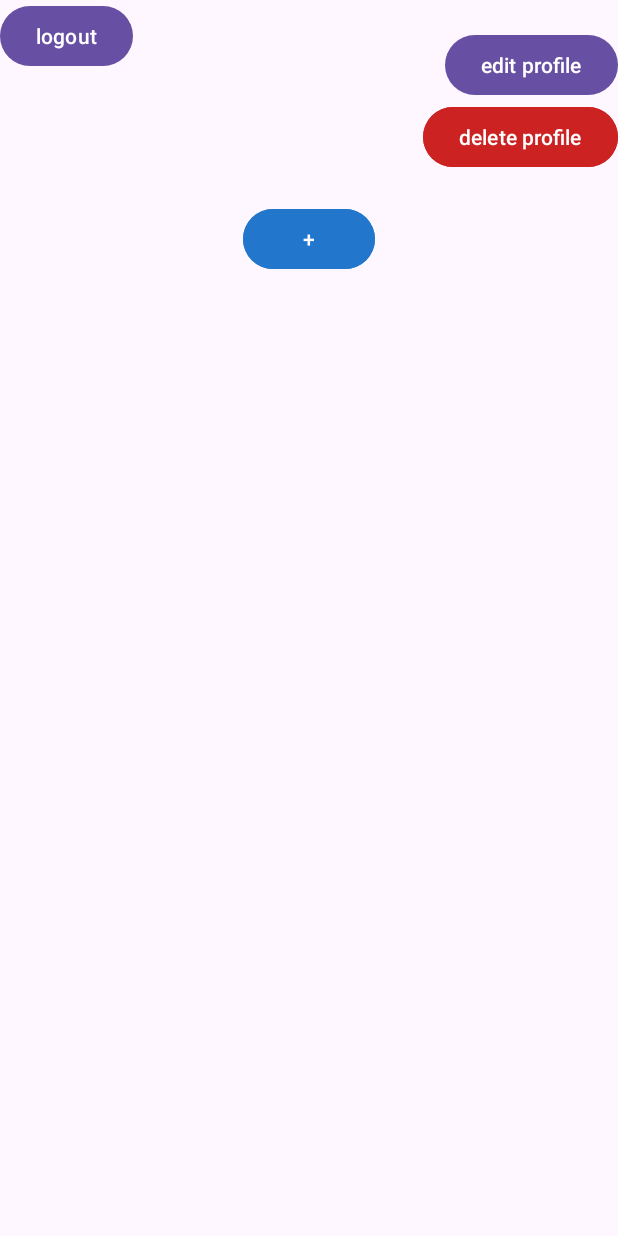
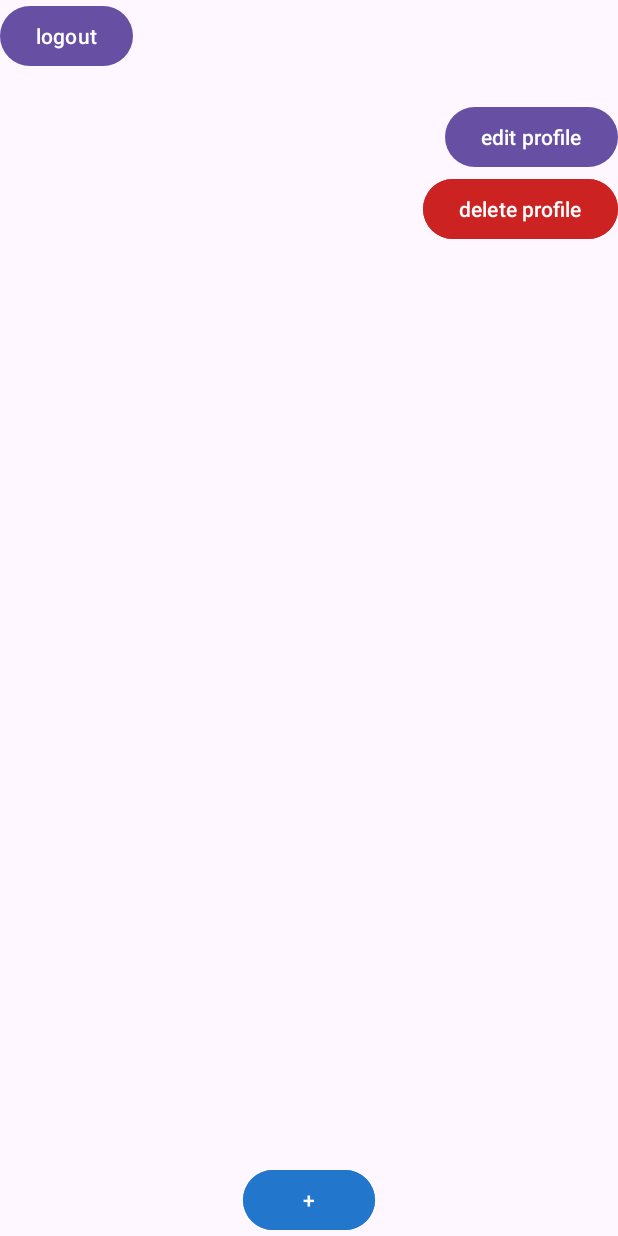
Before and after one commit to ahmet8zer/Music-Sharing-App, an Android app: the ProfileActivity screen opened directly, with no data from a screen before it, on a phone screen of 412 x 824 dp. Run offline under Robolectric (Android 15) with nearby library versions, the phone set to English and light mode, and no system bars; our stand-ins replace Firebase (no records; nobody signed in at launch, a user with empty details on screens opened directly), Picasso; pictures from the network do not load.

Commit message:
add post button stays visible, location from database shows on post.

```diff
--- a/MusicSharing/app/src/main/java/com/example/musicsharing/MyAdapter.java
+++ b/MusicSharing/app/src/main/java/com/example/musicsharing/MyAdapter.java
@@ -37,6 +37,7 @@ public class MyAdapter extends RecyclerView.Adapter<MyViewHolder> {
         holder.nameview.setText(posts.get(position).getSongname());
         holder.artistalbumview.setText(posts.get(position).getAlbum_artist());
         holder.captionview.setText(posts.get(position).getCaption());
+        holder.locationview.setText(posts.get(position).getLocation());
 
     }
 
--- a/MusicSharing/app/src/main/java/com/example/musicsharing/MyViewHolder.java
+++ b/MusicSharing/app/src/main/java/com/example/musicsharing/MyViewHolder.java
@@ -26,7 +26,7 @@ import com.google.firebase.firestore.QuerySnapshot;
 public class MyViewHolder extends RecyclerView.ViewHolder {
 
     ImageView imageview;
-    TextView nameview, artistalbumview, captionview;
+    TextView nameview, artistalbumview, captionview, locationview;
 
     private FirebaseFirestore db;
 
@@ -42,6 +42,7 @@ public class MyViewHolder extends RecyclerView.ViewHolder {
         this.context = itemView.getContext();
         imageview = itemView.findViewById(R.id.imageview);
         nameview = itemView.findViewById(R.id.songname);
+        locationview = itemView.findViewById(R.id.city_location);
         artistalbumview = itemView.findViewById(R.id.album_artist);
         captionview = itemView.findViewById(R.id.caption);
         threedots = itemView.findViewById(R.id.three_dots_button);
--- a/MusicSharing/app/src/main/java/com/example/musicsharing/ProfileActivity.java
+++ b/MusicSharing/app/src/main/java/com/example/musicsharing/ProfileActivity.java
@@ -75,8 +75,9 @@ public class ProfileActivity extends AppCompatActivity implements MyViewHolder.O
                             String caption = document.getString("caption");
                             String artist = document.getString("artist");
                             String cover = document.getString("cover");
+                            String cityname = document.getString("city");
 
-                            posts.add(new Post(title, artist, caption, cover));
+                            posts.add(new Post(title, artist, caption, cover,cityname));
                         }
 
                         rv.setAdapter(new MyAdapter(getApplicationContext(), posts));
--- a/MusicSharing/app/src/main/res/layout/activity_profile.xml
+++ b/MusicSharing/app/src/main/res/layout/activity_profile.xml
@@ -10,14 +10,17 @@
         android:id="@+id/logout_button"
         android:layout_width="wrap_content"
         android:layout_height="wrap_content"
-        android:layout_gravity="left"
         android:text="logout"
-        tools:ignore="MissingConstraints" />
+        app:layout_constraintStart_toStartOf="parent"
+        app:layout_constraintTop_toTopOf="parent" />
 
     <LinearLayout
         android:layout_width="match_parent"
-        android:layout_height="match_parent"
-        android:orientation="vertical">
+        android:layout_height="0dp"
+        android:layout_weight="1"
+        android:orientation="vertical"
+        app:layout_constraintTop_toBottomOf="@id/logout_button"
+        app:layout_constraintBottom_toBottomOf="parent">
 
         <TextView
             android:id="@+id/display_name"
@@ -25,14 +28,12 @@
             android:layout_height="wrap_content"
             android:layout_gravity="center"/>
 
-
         <Button
             android:id="@+id/edit_profile_button"
             android:layout_width="wrap_content"
             android:layout_height="wrap_content"
             android:layout_gravity="right"
-            android:text="@string/edit_profile"
-            />
+            android:text="@string/edit_profile" />
 
         <Button
             android:id="@+id/delete_profile_button"
@@ -45,9 +46,9 @@
         <androidx.recyclerview.widget.RecyclerView
             android:id="@+id/rvPosts"
             android:layout_width="match_parent"
-            android:layout_height="wrap_content"
-            android:layout_margin="10dp"
-            />
+            android:layout_height="0dp"
+            android:layout_weight="1"
+            android:layout_margin="10dp"/>
 
         <Button
             android:id="@+id/add_post_button"
@@ -57,9 +58,6 @@
             android:backgroundTint="#2277CC"
             android:text="+" />
 
-
-
-
     </LinearLayout>
 
 </androidx.constraintlayout.widget.ConstraintLayout>
```
Also changed, not shown: MusicSharing/app/src/main/java/com/example/musicsharing/Post.java (+12 -1 lines).
